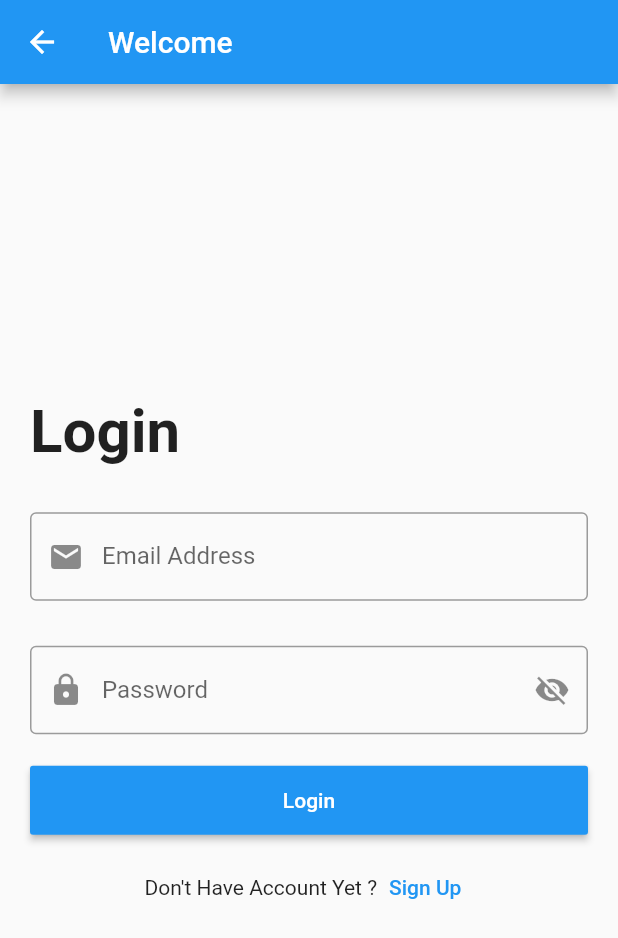
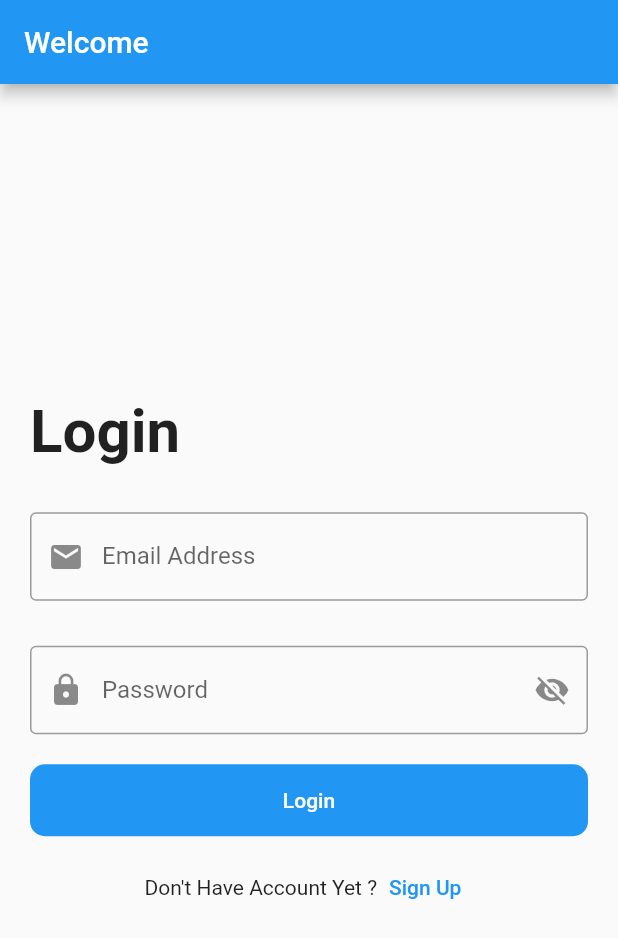
Before and after one commit to Eslamyounis34/FlutterDemo, a Flutter app: the LoginScreen screen opened directly, after a tap on "Login", on a phone screen of 412 x 824 dp. Shown: the top 938 px of the screen. Run offline on Flutter 3.47's test engine with Material 2 defaults, Android fonts, the phone set to English and light mode, and no system bars.

Commit message:
add defaultButton Reusable Component

```diff
--- a/lib/bmi_screen.dart
+++ b/lib/modules/bmi/bmi_screen.dart
@@ -2,7 +2,7 @@ import 'dart:math';
 
 import 'package:flutter/cupertino.dart';
 import 'package:flutter/material.dart';
-import 'package:helloworldfutter/bmi_result_screen.dart';
+import 'package:helloworldfutter/modules/bmi/bmi_result_screen.dart';
 
 class BmiCalculator extends StatefulWidget {
   const BmiCalculator({Key? key}) : super(key: key);
--- a/lib/login_screen.dart
+++ b/lib/modules/login/login_screen.dart
@@ -1,6 +1,8 @@
 import 'package:flutter/cupertino.dart';
 import 'package:flutter/material.dart';
 import 'package:flutter/rendering.dart';
+
+import '../../shared/components/components.dart';
 
 class LoginScreen extends StatelessWidget {
   var emailController = TextEditingController();
@@ -19,7 +21,7 @@ class LoginScreen extends StatelessWidget {
             child: Column(
               crossAxisAlignment: CrossAxisAlignment.start,
               children: [
-              const  Text(
+                const Text(
                   'Login',
                   style: TextStyle(fontSize: 40.0, fontWeight: FontWeight.bold),
                 ),
@@ -55,34 +57,26 @@ class LoginScreen extends StatelessWidget {
                 const SizedBox(
                   height: 20.0,
                 ),
-                Container(
-                  width: double.infinity,
-                  child: MaterialButton(
-                    onPressed: () {
-                      print(emailController.text);
-                      print(passwordController.text);
-                    },
-                    color: Colors.blue,
-                    padding: const EdgeInsets.only(top: 15.0, bottom: 15.0),
-                    child: const Text(
-                      'Login',
-                      style: TextStyle(color: Colors.white),
-                    ),
-                  ),
-                ),
+                defaultButton(
+                    width: double.infinity,
+                    background: Colors.blue,
+                    btnText: 'Login',
+                    function: () {
+                      print("TEST");
+                    }),
                 const SizedBox(
                   height: 10.0,
                 ),
                 Row(
                   mainAxisAlignment: MainAxisAlignment.center,
                   children: [
-                    const Text('Don\'t Have Account Yet ?',
+                    const Text(
+                      'Don\'t Have Account Yet ?',
                     ),
                     TextButton(
                         onPressed: () {},
                         child: const Text(
                           'Sign Up',
-
                         ))
                   ],
                 )
--- /dev/null
+++ b/lib/shared/components/components.dart
@@ -0,0 +1,24 @@
+import 'package:flutter/material.dart';
+
+Widget defaultButton({
+  required double width,
+  required Color background,
+  required String btnText,
+ required VoidCallback function,
+}) =>
+    Container(
+      width: width,
+      decoration: BoxDecoration(
+        borderRadius: BorderRadius.circular(10),
+        color: background,
+
+      ),
+      child: MaterialButton(
+        onPressed: function,
+
+        child: Text(
+          '${btnText}',
+          style: TextStyle(color: Colors.white),
+        ),
+      ),
+    );
```
Also changed, not shown: lib/home_screen.dart (deleted, +0 -64 lines), lib/main.dart (+6 -7 lines), lib/model/user/user_message.dart (added, +7 -0 lines), lib/modules/simple_chat/simple_screen.dart (renamed from lib/simple_screen.dart, +2 -6 lines), lib/modules/bmi/bmi_result_screen.dart (renamed from lib/bmi_result_screen.dart), lib/modules/counter/counterScreen.dart (renamed from lib/counterScreen.dart), lib/modules/messenger/messenger_screen.dart (renamed from lib/messenger_screen.dart), lib/shared/components/constants.dart (added), 1 other file.
